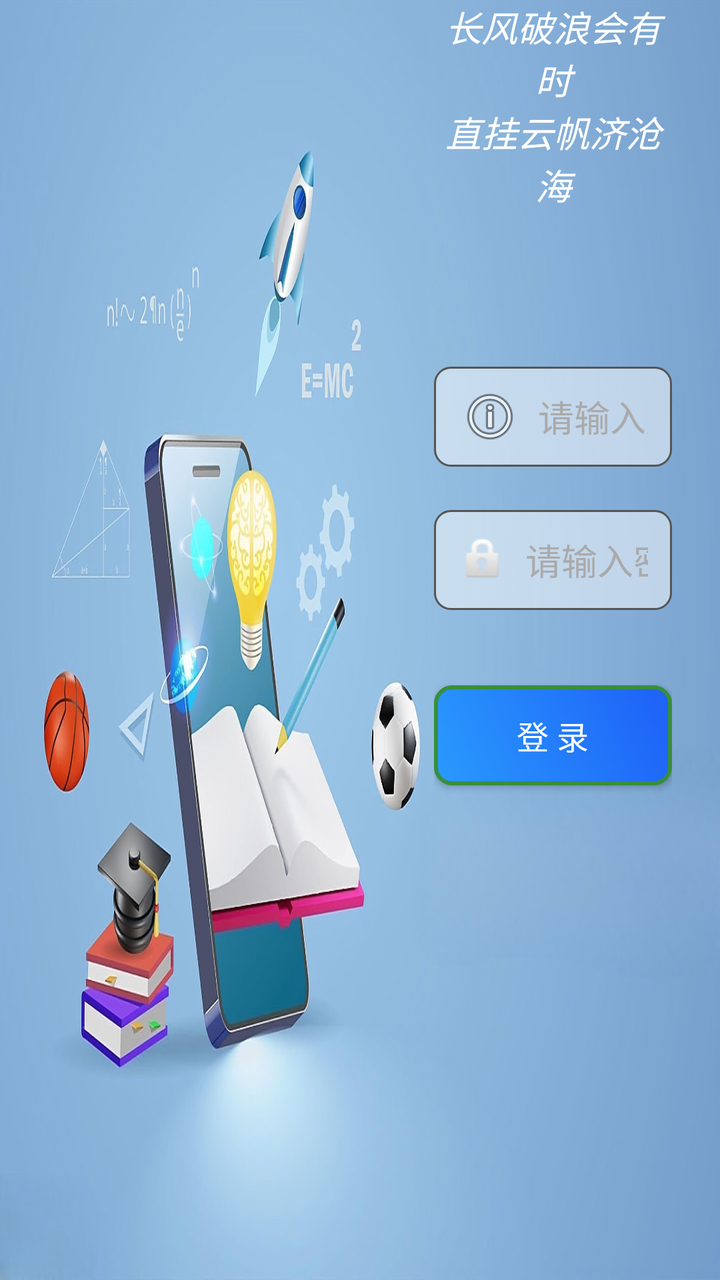
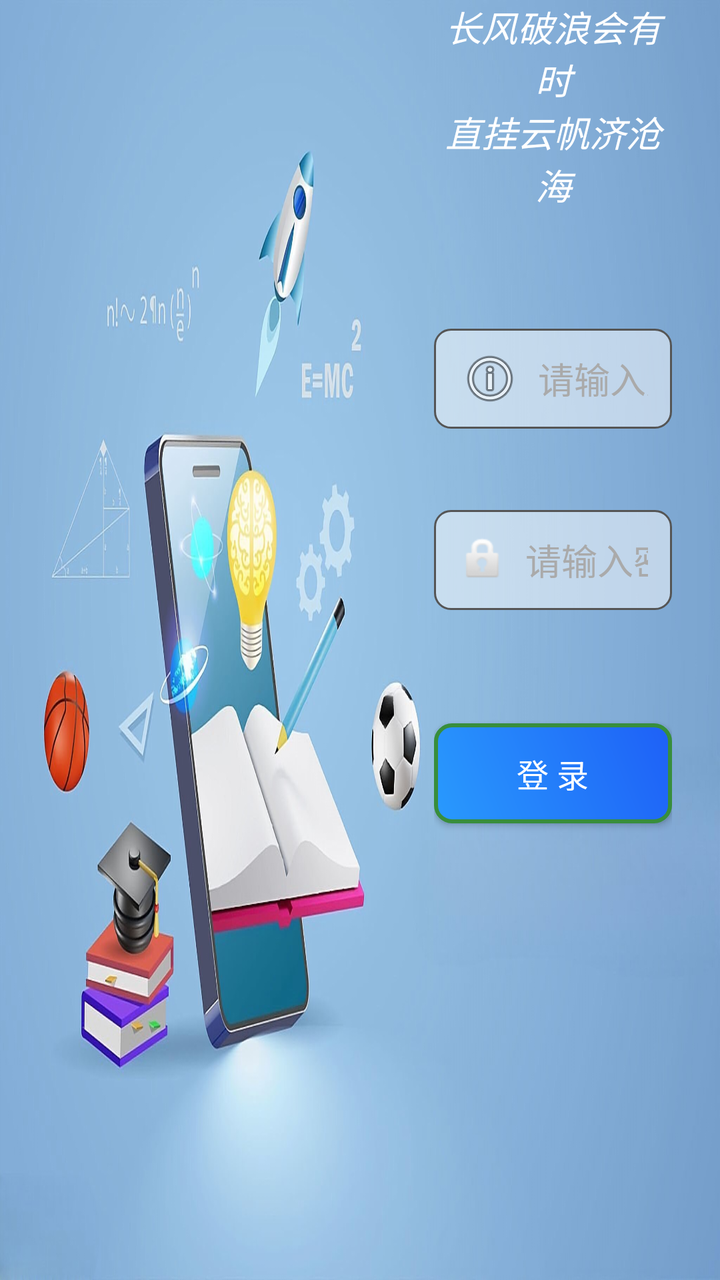

An Android layout rendered at two revisions. The XML below is the earlier revision; the diff shows what the commit changed to produce the second picture.
<!-- AndroidManifest.xml: activity theme Theme.IMatesApp.FullScreen -->
<!-- res/layout/activity_login.xml -->
<?xml version="1.0" encoding="utf-8"?>
<androidx.constraintlayout.widget.ConstraintLayout
    xmlns:android="http://schemas.android.com/apk/res/android"
    xmlns:app="http://schemas.android.com/apk/res-auto"
    android:layout_width="match_parent"
    android:layout_height="match_parent"
    android:fitsSystemWindows="true"
    android:background="@drawable/login_bg">

    
    <TextView
        android:id="@+id/moto"
        android:layout_width="0dp"
        android:layout_height="0dp"
        android:gravity="center_horizontal"
        app:layout_constraintBottom_toBottomOf="parent"
        app:layout_constraintEnd_toEndOf="parent"
        app:layout_constraintHorizontal_bias="0.9"
        app:layout_constraintStart_toStartOf="parent"
        app:layout_constraintTop_toTopOf="parent"
        app:layout_constraintWidth_percent="0.33"
        android:text="@string/login_moto"
        android:textColor="@android:color/white"
        android:textStyle="italic"
        android:textSize="@dimen/reflow_text_title_size" />

    <LinearLayout
        android:id="@+id/child_layout"
        android:layout_width="0dp"
        android:layout_height="0dp"
        android:gravity="center"
        android:orientation="vertical"
        app:layout_constraintBottom_toBottomOf="parent"
        app:layout_constraintEnd_toEndOf="parent"
        app:layout_constraintHeight_percent="0.7"
        app:layout_constraintHorizontal_bias="0.9"
        app:layout_constraintStart_toStartOf="parent"
        app:layout_constraintTop_toTopOf="parent"
        app:layout_constraintWidth_percent="0.33">

        
        <LinearLayout
            android:layout_width="match_parent"
            android:layout_height="wrap_content"
            android:orientation="vertical">

            
            <EditText
                android:id="@+id/username"
                android:layout_width="match_parent"
                android:layout_height="50dp"
                android:autofillHints=""
                android:background="@drawable/login_edit_text_background"
                android:drawableStart="@android:drawable/ic_menu_info_details"
                android:drawablePadding="8dp"
                android:hint="@string/login_tip_user_name"
                android:inputType="text"
                android:padding="12dp"
                android:textColor="@color/black"
                android:textColorHint="#AAAAAA" />

            
            <TextView
                android:id="@+id/username_error"
                android:layout_width="wrap_content"
                android:layout_height="wrap_content"
                android:text=""
                android:textColor="#FF0000"
                android:textSize="@dimen/login_input_text_size"
                android:visibility="invisible" />
        </LinearLayout>

        
        <LinearLayout
            android:layout_width="match_parent"
            android:layout_height="wrap_content"
            android:orientation="vertical">

            
            <EditText
                android:id="@+id/password"
                android:layout_width="match_parent"
                android:layout_height="50dp"
                android:background="@drawable/login_edit_text_background"
                android:drawableStart="@android:drawable/ic_lock_idle_lock"
                android:drawablePadding="8dp"
                android:hint="@string/login_tip_passwd"
                android:inputType="textPassword"
                android:padding="12dp"
                android:textColor="#FFFFFF"
                android:textColorHint="#AAAAAA" />

            
            <TextView
                android:id="@+id/password_error"
                android:layout_width="wrap_content"
                android:layout_height="wrap_content"
                android:text=""
                android:textColor="#FF0000"
                android:textSize="@dimen/login_input_text_size"
                android:visibility="invisible" />
        </LinearLayout>

        
        <Button
            android:id="@+id/login"
            android:layout_width="match_parent"
            android:layout_height="50dp"
            android:layout_marginTop="16dp"
            android:layout_marginBottom="16dp"
            android:background="@drawable/button_bk"
            android:text="@string/login_button_text"
            android:textColor="@color/white"
            android:textSize="@dimen/login_input_text_size" />

        <ProgressBar
            android:id="@+id/loading"
            android:layout_width="wrap_content"
            android:layout_height="wrap_content"
            android:layout_gravity="center_horizontal"
            android:visibility="invisible"/>
    </LinearLayout>


</androidx.constraintlayout.widget.ConstraintLayout>
<!-- resources referenced by this layout -->
<resources>
  <color name="black">#FF000000</color>
  <color name="white">#ffffff</color>
  <dimen name="login_input_text_size">16sp</dimen>
  <dimen name="reflow_text_title_size">18sp</dimen>
  <!-- drawable button_bk (drawable) -->
  <shape xmlns:android="http://schemas.android.com/apk/res/android"
      android:shape="rectangle">
  
      
      <gradient
          android:startColor="#299afd"
          android:endColor="#1e60f7"
          android:angle="45" />
  
      
      <corners
          android:radius="8dp" />
  
      
      <padding
          android:left="8dp"
          android:right="8dp"
          android:top="8dp"
          android:bottom="8dp" />
  
      
      <stroke
          android:width="2dp"
          android:color="#388E3C" />
  </shape>
  <!-- drawable login_bg: jpg bitmap (drawable, 160260 bytes) -->
  <!-- drawable login_edit_text_background (drawable) -->
  <shape xmlns:android="http://schemas.android.com/apk/res/android">
      <solid android:color="#80FFFFFF" />
      <corners android:radius="8dp" />
      <stroke android:width="1dp" android:color="#555555" />
  </shape>
  <string name="login_button_text">登 录</string>
  <string name="login_moto">长风破浪会有时\n直挂云帆济沧海</string>
  <string name="login_tip_passwd">请输入密码</string>
  <string name="login_tip_user_name">请输入账号</string>
  <style name="Theme.IMatesApp.FullScreen" parent="Theme.AppCompat.Light.NoActionBar">
          
          <item name="android:windowFullscreen">true</item>
          
          <item name="android:windowTranslucentStatus">true</item>
          
          <item name="android:windowTranslucentNavigation">true</item>
      </style>
</resources>

<!-- the commit's change to res/layout/activity_login.xml (unified diff, before → after) -->
@@ -64,7 +64,7 @@
                 android:id="@+id/username_error"
                 android:layout_width="wrap_content"
                 android:layout_height="wrap_content"
-                android:text=""
+                android:text="@string/invalid_username"
                 android:textColor="#FF0000"
                 android:textSize="@dimen/login_input_text_size"
                 android:visibility="invisible" />
@@ -95,7 +95,7 @@
                 android:id="@+id/password_error"
                 android:layout_width="wrap_content"
                 android:layout_height="wrap_content"
-                android:text=""
+                android:text="@string/invalid_password"
                 android:textColor="#FF0000"
                 android:textSize="@dimen/login_input_text_size"
                 android:visibility="invisible" />
<!-- resource entries referenced after the edit -->
@@ -37,6 +37,8 @@
       <corners android:radius="8dp" />
       <stroke android:width="1dp" android:color="#555555" />
   </shape>
+  <string name="invalid_password">Password must be &gt;5 characters</string>
+  <string name="invalid_username">Not a valid username</string>
   <string name="login_button_text">登 录</string>
   <string name="login_moto">长风破浪会有时\n直挂云帆济沧海</string>
   <string name="login_tip_passwd">请输入密码</string>
